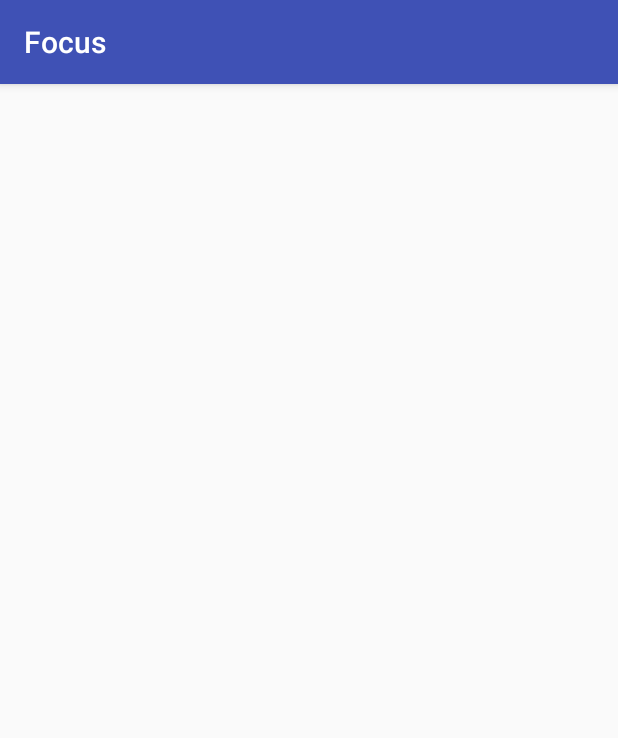
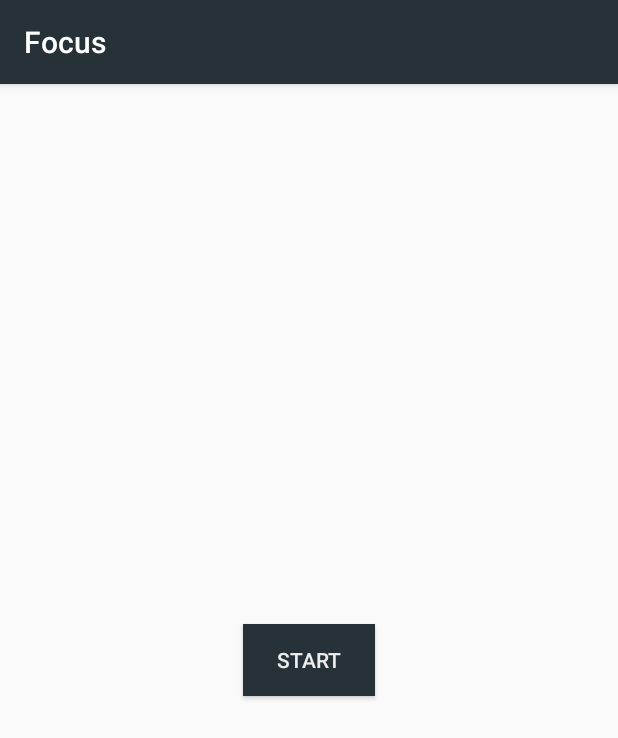
Before and after one commit to ahmad-mukhlish/focus, an Android app: the screen it shows after launch (MainActivity), on a phone screen of 412 x 824 dp. Shown: the top 738 px of the screen. Run offline under Robolectric (Android 15) with nearby library versions, the light colour scheme and no system bars; libraries missing offline, so code that uses them is left out: com.ikovac.timepickerwithseconds.

Commit message:
add time picker

```diff
--- a/app/build.gradle
+++ b/app/build.gradle
@@ -24,4 +24,8 @@ dependencies {
     testImplementation 'junit:junit:4.12'
     androidTestImplementation 'com.android.support.test:runner:1.0.2'
     androidTestImplementation 'com.android.support.test.espresso:espresso-core:3.0.2'
+
+    implementation ('com.kovachcode:timePickerWithSeconds:1.0.1') {
+        exclude group: 'com.android.support'
+    }
 }
--- a/app/src/main/AndroidManifest.xml
+++ b/app/src/main/AndroidManifest.xml
@@ -1,6 +1,6 @@
 <?xml version="1.0" encoding="utf-8"?>
 <manifest xmlns:android="http://schemas.android.com/apk/res/android"
-    package="com.programmerbaper.focus">
+    package="com.programmerbaper.fokus">
 
     <application
         android:allowBackup="true"
@@ -9,7 +9,7 @@
         android:roundIcon="@mipmap/ic_launcher_round"
         android:supportsRtl="true"
         android:theme="@style/AppTheme">
-        <activity android:name=".MainActivity">
+        <activity android:name="com.programmerbaper.focus.activity.MainActivity">
             <intent-filter>
                 <action android:name="android.intent.action.MAIN" />
 
--- /dev/null
+++ b/app/src/main/java/com/programmerbaper/focus/activity/MainActivity.java
@@ -0,0 +1,60 @@
+package com.programmerbaper.focus.activity;
+
+import android.os.Bundle;
+import android.support.v7.app.AppCompatActivity;
+import android.view.View;
+import android.widget.Button;
+import android.widget.Toast;
+
+import com.ikovac.timepickerwithseconds.MyTimePickerDialog;
+import com.programmerbaper.fokus.R;
+import com.programmerbaper.focus.entity.Jam;
+
+public class MainActivity extends AppCompatActivity {
+
+    Jam jam ;
+
+    @Override
+    protected void onCreate(Bundle savedInstanceState) {
+        super.onCreate(savedInstanceState);
+        setContentView(R.layout.activity_main);
+
+        Button start = findViewById(R.id.start);
+        start.setOnClickListener(new View.OnClickListener() {
+            @Override
+            public void onClick(View v) {
+
+                askTime();
+
+            }
+        });
+
+
+    }
+
+    private void askTime() {
+
+        MyTimePickerDialog timePickerDialog = new MyTimePickerDialog(this, new MyTimePickerDialog.OnTimeSetListener() {
+            @Override
+            public void onTimeSet(com.ikovac.timepickerwithseconds.TimePicker view, int hourOfDay, int minute, int seconds) {
+
+                jam = new Jam(hourOfDay,minute,seconds) ;
+
+                Toast.makeText(MainActivity.this,
+                        "Jam diset untuk " + jam.getJam() + " jam " + jam.getMenit() + " menit " + jam.getDetik() +" detik.", Toast.LENGTH_LONG).show();
+
+
+            }
+        }, 0, 30, 0, true);
+
+        timePickerDialog.show();
+        timePickerDialog.setTitle("Focus length");
+
+
+
+
+
+
+    }
+
+}
--- /dev/null
+++ b/app/src/main/res/layout/activity_main.xml
@@ -0,0 +1,17 @@
+<?xml version="1.0" encoding="utf-8"?>
+<RelativeLayout xmlns:android="http://schemas.android.com/apk/res/android"
+    xmlns:tools="http://schemas.android.com/tools"
+    android:layout_width="match_parent"
+    android:layout_height="match_parent"
+    tools:context="com.programmerbaper.focus.activity.MainActivity">
+
+    <Button
+        android:id="@+id/start"
+        android:layout_width="wrap_content"
+        android:layout_height="wrap_content"
+        android:layout_centerInParent="true"
+        android:textColor="@color/colorAccent"
+        android:background="@color/colorPrimary"
+        android:text="@string/btn_start" />
+
+</RelativeLayout>
--- a/app/src/main/res/values/colors.xml
+++ b/app/src/main/res/values/colors.xml
@@ -1,6 +1,6 @@
 <?xml version="1.0" encoding="utf-8"?>
 <resources>
-    <color name="colorPrimary">#3F51B5</color>
-    <color name="colorPrimaryDark">#303F9F</color>
-    <color name="colorAccent">#FF4081</color>
+    <color name="colorPrimary">#263238</color>
+    <color name="colorPrimaryDark">#9fa8da</color>
+    <color name="colorAccent">#eeeeee</color>
 </resources>
--- a/app/src/main/res/values/strings.xml
+++ b/app/src/main/res/values/strings.xml
@@ -1,3 +1,4 @@
 <resources>
     <string name="app_name">Focus</string>
+    <string name="btn_start">Start</string>
 </resources>
```
Also changed, not shown: app/src/main/java/com/programmerbaper/focus/MainActivity.java (deleted, +0 -12 lines), app/src/main/java/com/programmerbaper/focus/entity/Jam.java (added, +26 -0 lines).
